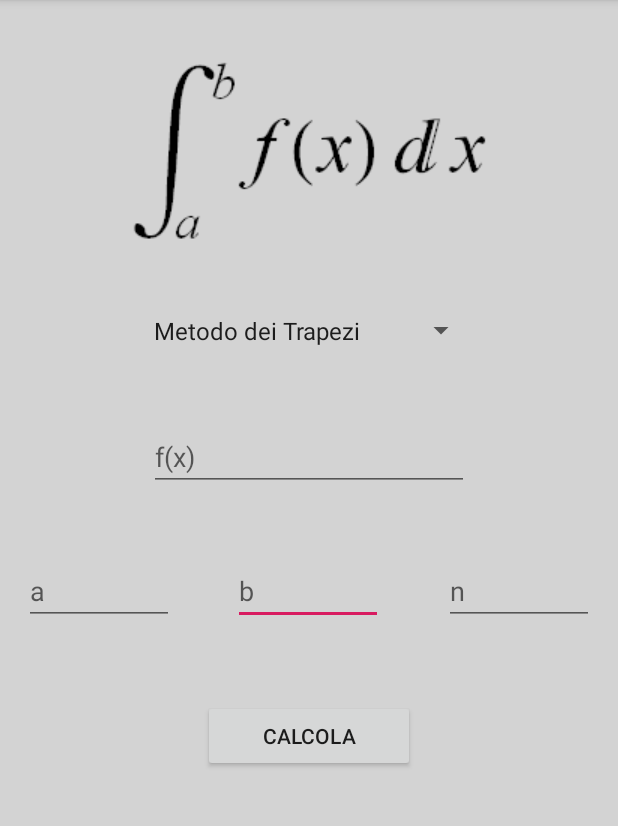
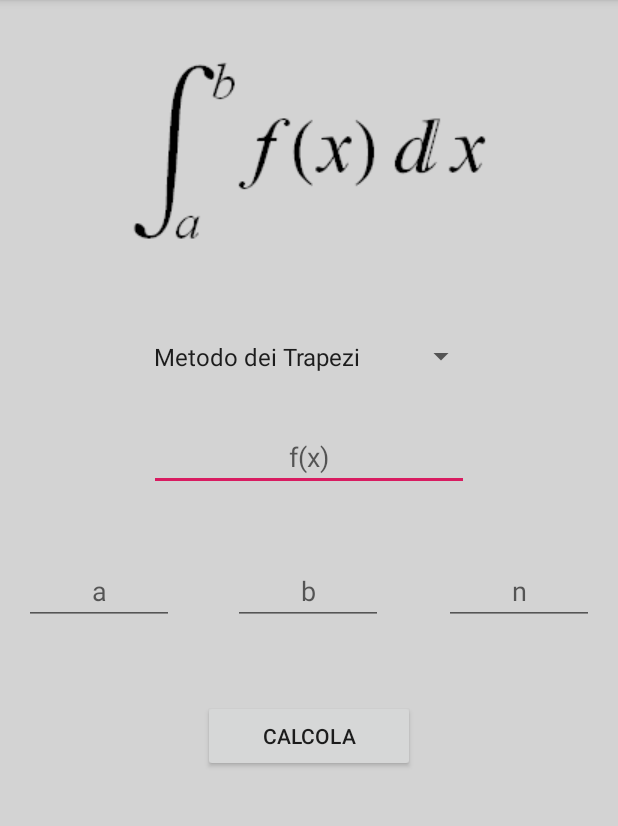
Before and after one commit to fbgian/Integrali, an Android app: the screen it shows after launch (MainActivity), on a phone screen of 412 x 824 dp, the part 84-910 px from its top. Run offline under Robolectric (Android 15) with nearby library versions, the phone set to English and light mode, and no system bars.

Commit message:
Migliorato il layout

```diff
--- a/app/src/main/res/layout/activity_main.xml
+++ b/app/src/main/res/layout/activity_main.xml
@@ -8,18 +8,19 @@
     tools:context=".MainActivity">
 
     <EditText
-        android:id="@+id/estrB"
-        android:layout_width="100dp"
+        android:id="@+id/insFunz"
+        android:layout_width="wrap_content"
         android:layout_height="wrap_content"
         android:ems="10"
-        android:hint="b"
-        android:inputType="numberDecimal"
+        android:gravity="center"
+        android:hint="f(x)"
+        android:inputType="text"
+        android:nextFocusDown="@id/estrA"
         app:layout_constraintBottom_toBottomOf="parent"
         app:layout_constraintEnd_toEndOf="parent"
-        app:layout_constraintHorizontal_bias="0.498"
         app:layout_constraintStart_toStartOf="parent"
         app:layout_constraintTop_toTopOf="parent"
-        app:layout_constraintVertical_bias="0.514"
+        app:layout_constraintVertical_bias="0.39"
         tools:ignore="Autofill,HardcodedText" />
 
     <EditText
@@ -29,8 +30,10 @@
         android:layout_marginStart="16dp"
         android:layout_marginLeft="16dp"
         android:ems="10"
+        android:gravity="center"
         android:hint="a"
         android:inputType="numberDecimal"
+        android:nextFocusDown="@id/estrB"
         app:layout_constraintBottom_toBottomOf="parent"
         app:layout_constraintEnd_toEndOf="parent"
         app:layout_constraintHorizontal_bias="0.0"
@@ -40,14 +43,34 @@
         tools:ignore="Autofill,HardcodedText" />
 
     <EditText
+        android:id="@+id/estrB"
+        android:layout_width="100dp"
+        android:layout_height="wrap_content"
+        android:ems="10"
+        android:gravity="center"
+        android:hint="b"
+        android:inputType="numberDecimal"
+        android:nextFocusDown="@id/numint"
+        app:layout_constraintBottom_toBottomOf="parent"
+        app:layout_constraintEnd_toEndOf="parent"
+        app:layout_constraintHorizontal_bias="0.498"
+        app:layout_constraintStart_toStartOf="parent"
+        app:layout_constraintTop_toTopOf="parent"
+        app:layout_constraintVertical_bias="0.514"
+        tools:ignore="Autofill,HardcodedText" />
+
+
+    <EditText
         android:id="@+id/numint"
         android:layout_width="100dp"
         android:layout_height="wrap_content"
         android:layout_marginEnd="16dp"
         android:layout_marginRight="16dp"
         android:ems="10"
+        android:gravity="center"
         android:hint="n"
         android:inputType="number"
+        android:nextFocusDown="@id/calcola"
         app:layout_constraintBottom_toBottomOf="parent"
         app:layout_constraintEnd_toEndOf="parent"
         app:layout_constraintHorizontal_bias="1.0"
@@ -89,21 +112,8 @@
         app:layout_constraintEnd_toEndOf="parent"
         app:layout_constraintStart_toStartOf="parent"
         app:layout_constraintTop_toTopOf="parent"
-        app:layout_constraintVertical_bias="0.277" />
+        app:layout_constraintVertical_bias="0.3" />
 
-    <EditText
-        android:id="@+id/insFunz"
-        android:layout_width="wrap_content"
-        android:layout_height="wrap_content"
-        android:ems="10"
-        android:hint="f(x)"
-        android:inputType="text"
-        app:layout_constraintBottom_toBottomOf="parent"
-        app:layout_constraintEnd_toEndOf="parent"
-        app:layout_constraintStart_toStartOf="parent"
-        app:layout_constraintTop_toTopOf="parent"
-        app:layout_constraintVertical_bias="0.39"
-        tools:ignore="Autofill,HardcodedText"/>
 
     <ImageView
         android:id="@+id/imageView"
```
